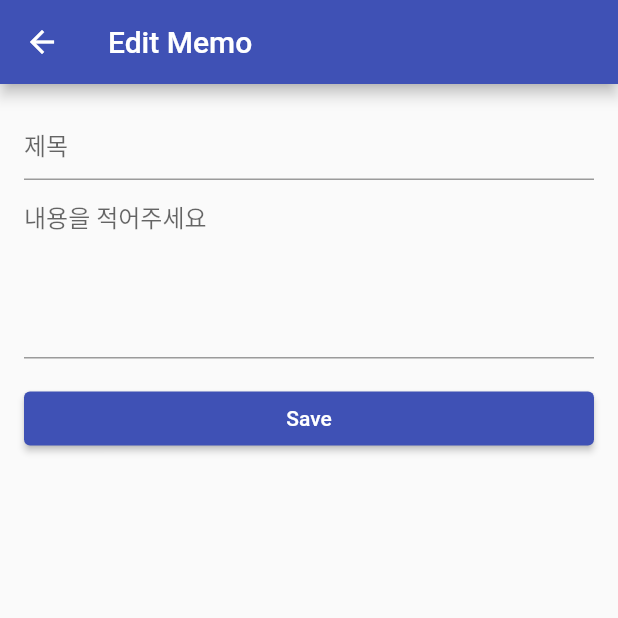
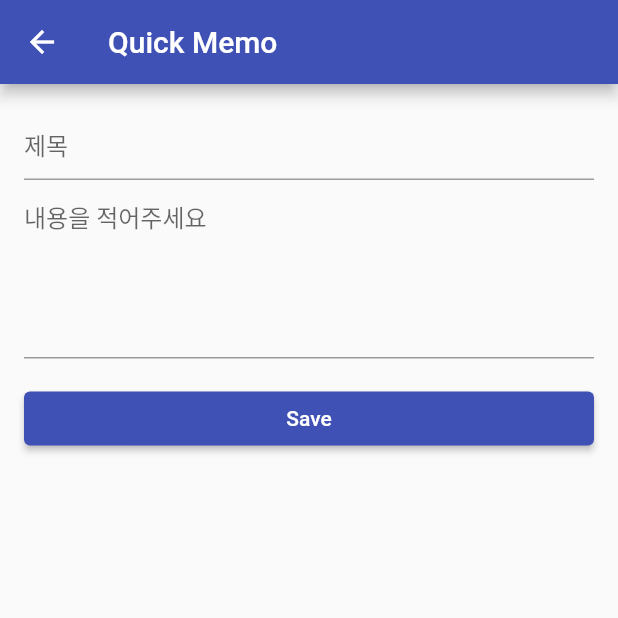
Before and after one commit to Hugekyung/flutter-memo, a Flutter app: the screen it shows after launch, after a tap on the "add" icon, on a phone screen of 412 x 824 dp, the top half of it. Run offline on Flutter 3.47's test engine with Material 2 defaults, Android fonts, the phone set to English and light mode, and no system bars.

Commit message:
fix: 메모 내용 수정 시 타이틀 업데이트, 새 메모를 작성하지 않고 홈으로 돌아갈 때 오류 수정

```diff
--- a/lib/main.dart
+++ b/lib/main.dart
@@ -134,14 +134,13 @@ class _MemoListScreenState extends State<MemoListScreen> {
       ),
       floatingActionButton: FloatingActionButton(
         onPressed: () async {
-          final List<String> memo = await Navigator.push(
+          final memo = await Navigator.push(
             context,
-            MaterialPageRoute(
-                builder: (context) => const MemoComposeScreen(
-                      memo: [],
-                    )),
+            MaterialPageRoute(builder: (context) => const MemoComposeScreen()),
           );
-          _addMemo(memo);
+          if (memo != null) {
+            _addMemo(memo);
+          }
         },
         child: const Icon(Icons.add),
       ),
```
